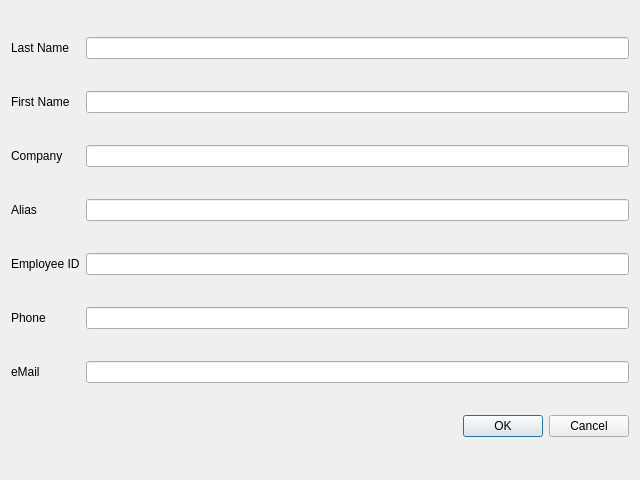
Above: src/gui/dialogues/newpilot.ui from fiffty-50/openPilotLog before the change. Below: the same form after it.
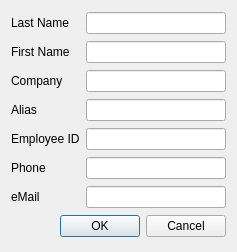
That is the form after the change.

Diff of the .ui file:
```diff
--- a/src/gui/dialogues/newpilot.ui
+++ b/src/gui/dialogues/newpilot.ui
@@ -6,8 +6,8 @@
    <rect>
     <x>0</x>
     <y>0</y>
-    <width>640</width>
-    <height>480</height>
+    <width>230</width>
+    <height>252</height>
    </rect>
   </property>
   <property name="windowTitle">
@@ -23,6 +23,12 @@
    </item>
    <item row="0" column="1">
     <widget class="QLineEdit" name="lastnameLineEdit">
+     <property name="minimumSize">
+      <size>
+       <width>140</width>
+       <height>0</height>
+      </size>
+     </property>
      <property name="maxLength">
       <number>40</number>
      </property>
@@ -37,6 +43,12 @@
    </item>
    <item row="1" column="1">
     <widget class="QLineEdit" name="firstnameLineEdit">
+     <property name="minimumSize">
+      <size>
+       <width>140</width>
+       <height>0</height>
+      </size>
+     </property>
      <property name="maxLength">
       <number>40</number>
      </property>
@@ -51,6 +63,12 @@
    </item>
    <item row="2" column="1">
     <widget class="QLineEdit" name="companyLineEdit">
+     <property name="minimumSize">
+      <size>
+       <width>140</width>
+       <height>0</height>
+      </size>
+     </property>
      <property name="maxLength">
       <number>69</number>
      </property>
@@ -65,6 +83,12 @@
    </item>
    <item row="3" column="1">
     <widget class="QLineEdit" name="aliasLineEdit">
+     <property name="minimumSize">
+      <size>
+       <width>140</width>
+       <height>0</height>
+      </size>
+     </property>
      <property name="maxLength">
       <number>40</number>
      </property>
@@ -79,6 +103,12 @@
    </item>
    <item row="4" column="1">
     <widget class="QLineEdit" name="employeeidLineEdit">
+     <property name="minimumSize">
+      <size>
+       <width>140</width>
+       <height>0</height>
+      </size>
+     </property>
      <property name="text">
       <string/>
      </property>
@@ -96,6 +126,12 @@
    </item>
    <item row="5" column="1">
     <widget class="QLineEdit" name="phoneLineEdit">
+     <property name="minimumSize">
+      <size>
+       <width>140</width>
+       <height>0</height>
+      </size>
+     </property>
      <property name="maxLength">
       <number>40</number>
      </property>
@@ -110,6 +146,12 @@
    </item>
    <item row="6" column="1">
     <widget class="QLineEdit" name="emailLineEdit">
+     <property name="minimumSize">
+      <size>
+       <width>140</width>
+       <height>0</height>
+      </size>
+     </property>
      <property name="maxLength">
       <number>40</number>
      </property>
```
